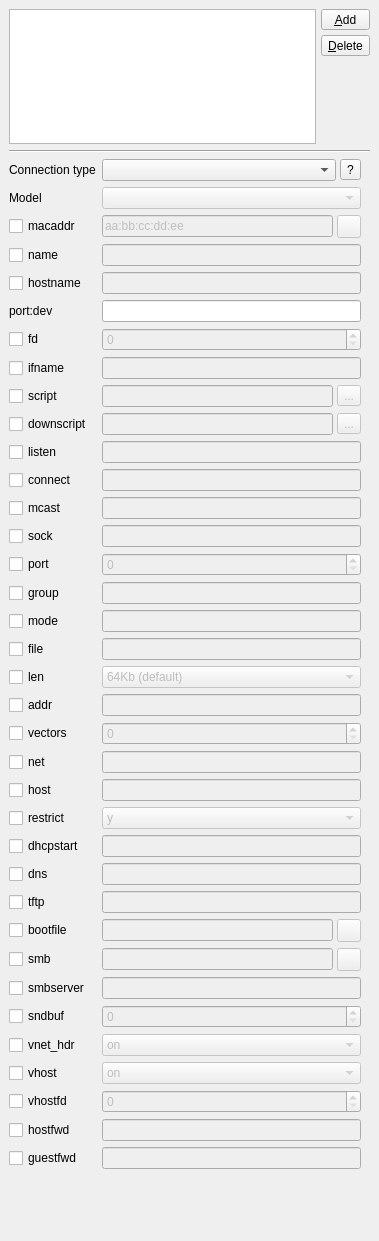
Before: the Qt Designer form src/Network_Widget.ui in TBK/aqemu, drawn with Qt 5.
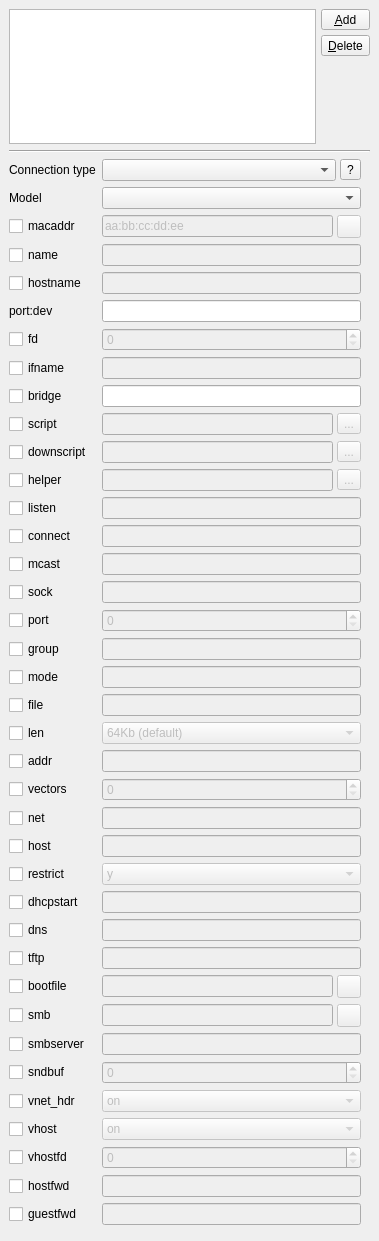
After: the same form once the commit is applied. Icons and pictures are not drawn.

Commit message:
Add Bridge support
Fixed the "layout".
Fixed the detection of the network cards.

Work by runkharr:
https://github.com/runkharr/aqemu/commit/8f0b229ac2eca2279250114a523900f8a892e8c2
https://github.com/runkharr/aqemu/commit/164bbc7dc668a6e78d4b55a731bcf0fba098718a
https://github.com/runkharr/aqemu/commit/fde9ee436e4ec0831813a5b15017878ec46dbbb4
https://github.com/runkharr/aqemu/commit/ddc5507994d09414f9cca9fb5b9c5e554c6a7aa7
https://github.com/runkharr/aqemu/commit/0238a1c82563c53c3d7b21dd366a72487ff4b776
https://github.com/runkharr/aqemu/commit/cfcf56e240ef1fdc8bb16dcf7235cbde7e0c4ab0

What changed in the file:
```diff
--- a/src/Network_Widget.ui
+++ b/src/Network_Widget.ui
@@ -152,7 +152,7 @@
         <x>0</x>
         <y>0</y>
         <width>347</width>
-        <height>1579</height>
+        <height>1229</height>
        </rect>
       </property>
       <layout class="QVBoxLayout" name="verticalLayout">
@@ -246,7 +246,7 @@
           <item row="1" column="1">
            <widget class="QComboBox" name="CB_model">
             <property name="enabled">
-             <bool>false</bool>
+             <bool>true</bool>
             </property>
             <property name="sizePolicy">
              <sizepolicy hsizetype="Minimum" vsizetype="Fixed">
@@ -426,6 +426,13 @@
             </property>
            </widget>
           </item>
+          <item row="25" column="1">
+           <widget class="QLineEdit" name="Edit_host">
+            <property name="enabled">
+             <bool>false</bool>
+            </property>
+           </widget>
+          </item>
           <item row="8" column="1">
            <widget class="QLineEdit" name="Edit_ifname">
             <property name="enabled">
@@ -439,7 +446,7 @@
             </property>
            </widget>
           </item>
-          <item row="9" column="0">
+          <item row="10" column="0">
            <widget class="QCheckBox" name="CH_script">
             <property name="sizePolicy">
              <sizepolicy hsizetype="Maximum" vsizetype="Fixed">
@@ -452,7 +459,7 @@
             </property>
            </widget>
           </item>
-          <item row="9" column="1">
+          <item row="10" column="1">
            <layout class="QHBoxLayout" name="horizontalLayout">
             <property name="spacing">
              <number>4</number>
@@ -489,7 +496,7 @@
             </item>
            </layout>
           </item>
-          <item row="10" column="0">
+          <item row="11" column="0">
            <widget class="QCheckBox" name="CH_downscript">
             <property name="sizePolicy">
              <sizepolicy hsizetype="Maximum" vsizetype="Fixed">
@@ -502,7 +509,7 @@
             </property>
            </widget>
           </item>
-          <item row="10" column="1">
+          <item row="11" column="1">
            <layout class="QHBoxLayout" name="horizontalLayout_2">
             <property name="spacing">
              <number>4</number>
@@ -539,7 +546,7 @@
             </item>
            </layout>
           </item>
-          <item row="11" column="0">
+          <item row="13" column="0">
            <widget class="QCheckBox" name="CH_listen">
             <property name="sizePolicy">
              <sizepolicy hsizetype="Maximum" vsizetype="Fixed">
@@ -552,7 +559,7 @@
             </property>
            </widget>
           </item>
-          <item row="11" column="1">
+          <item row="13" column="1">
            <widget class="QLineEdit" name="Edit_listen">
             <property name="enabled">
              <bool>false</bool>
@@ -565,7 +572,7 @@
             </property>
            </widget>
           </item>
-          <item row="12" column="0">
+          <item row="14" column="0">
            <widget class="QCheckBox" name="CH_connect">
             <property name="sizePolicy">
              <sizepolicy hsizetype="Maximum" vsizetype="Fixed">
@@ -578,7 +585,7 @@
             </property>
            </widget>
           </item>
-          <item row="12" column="1">
+          <item row="14" column="1">
            <widget class="QLineEdit" name="Edit_connect">
             <property name="enabled">
              <bool>false</bool>
@@ -591,7 +598,7 @@
             </property>
            </widget>
           </item>
-          <item row="13" column="0">
+          <item row="15" column="0">
            <widget class="QCheckBox" name="CH_mcast">
             <property name="sizePolicy">
              <sizepolicy hsizetype="Maximum" vsizetype="Fixed">
@@ -604,7 +611,7 @@
             </property>
            </widget>
           </item>
-          <item row="13" column="1">
+          <item row="15" column="1">
            <widget class="QLineEdit" name="Edit_mcast">
             <property name="enabled">
              <bool>false</bool>
@@ -617,7 +624,7 @@
             </property>
            </widget>
           </item>
-          <item row="14" column="0">
+          <item row="16" column="0">
            <widget class="QCheckBox" name="CH_sock">
             <property name="sizePolicy">
              <sizepolicy hsizetype="Maximum" vsizetype="Fixed">
@@ -630,7 +637,7 @@
             </property>
            </widget>
           </item>
-          <item row="14" column="1">
+          <item row="16" column="1">
            <widget class="QLineEdit" name="Edit_sock">
             <property name="enabled">
              <bool>false</bool>
@@ -643,7 +650,7 @@
             </property>
            </widget>
           </item>
-          <item row="15" column="0">
+          <item row="17" column="0">
            <widget class="QCheckBox" name="CH_port">
             <property name="sizePolicy">
              <sizepolicy hsizetype="Maximum" vsizetype="Fixed">
@@ -656,7 +663,7 @@
             </property>
            </widget>
           </item>
-          <item row="15" column="1">
+          <item row="17" column="1">
            <widget class="QSpinBox" name="SB_port">
             <property name="enabled">
              <bool>false</bool>
@@ -672,7 +679,7 @@
             </property>
            </widget>
           </item>
-          <item row="16" column="0">
+          <item row="18" column="0">
            <widget class="QCheckBox" name="CH_group">
             <property name="sizePolicy">
              <sizepolicy hsizetype="Maximum" vsizetype="Fixed">
@@ -685,7 +692,7 @@
             </property>
            </widget>
           </item>
-          <item row="16" column="1">
+          <item row="18" column="1">
            <widget class="QLineEdit" name="Edit_group">
             <property name="enabled">
              <bool>false</bool>
@@ -698,7 +705,7 @@
             </property>
            </widget>
           </item>
-          <item row="17" column="0">
+          <item row="19" column="0">
            <widget class="QCheckBox" name="CH_mode">
             <property name="sizePolicy">
              <sizepolicy hsizetype="Maximum" vsizetype="Fixed">
@@ -711,7 +718,7 @@
             </property>
            </widget>
           </item>
-          <item row="17" column="1">
+          <item row="19" column="1">
            <widget class="QLineEdit" name="Edit_mode">
             <property name="enabled">
              <bool>false</bool>
@@ -724,7 +731,7 @@
             </property>
            </widget>
           </item>
-          <item row="18" column="0">
+          <item row="20" column="0">
            <widget class="QCheckBox" name="CH_file">
             <property name="sizePolicy">
              <sizepolicy hsizetype="Maximum" vsizetype="Fixed">
@@ -737,7 +744,7 @@
             </property>
            </widget>
           </item>
-          <item row="18" column="1">
+          <item row="20" column="1">
            <widget class="QLineEdit" name="Edit_file">
             <property name="enabled">
              <bool>false</bool>
@@ -750,7 +757,7 @@
             </property>
            </widget>
           </item>
-          <item row="19" column="0">
+          <item row="21" column="0">
            <widget class="QCheckBox" name="CH_len">
             <property name="sizePolicy">
              <sizepolicy hsizetype="Maximum" vsizetype="Fixed">
@@ -763,7 +770,14 @@
             </property>
            </widget>
           </item>
-          <item row="19" column="1">
+          <item row="22" column="1">
+           <widget class="QLineEdit" name="Edit_addr">
+            <property name="enabled">
+             <bool>false</bool>
+            </property>
+           </widget>
+          </item>
+          <item row="21" column="1">
            <widget class="QComboBox" name="CB_len">
             <property name="enabled">
              <bool>false</bool>
@@ -806,28 +820,21 @@
             </item>
            </widget>
           </item>
-          <item row="20" column="0">
+          <item row="22" column="0">
            <widget class="QCheckBox" name="CH_addr">
             <property name="text">
              <string>addr</string>
             </property>
            </widget>
           </item>
-          <item row="20" column="1">
-           <widget class="QLineEdit" name="Edit_addr">
-            <property name="enabled">
-             <bool>false</bool>
-            </property>
-           </widget>
-          </item>
-          <item row="21" column="0">
+          <item row="23" column="0">
            <widget class="QCheckBox" name="CH_vectors">
             <property name="text">
              <string>vectors</string>
             </property>
            </widget>
           </item>
-          <item row="21" column="1">
+          <item row="23" column="1">
            <widget class="QSpinBox" name="SB_vectors">
             <property name="enabled">
              <bool>false</bool>
@@ -837,42 +844,42 @@
             </property>
            </widget>
           </item>
-          <item row="22" column="0">
+          <item row="24" column="0">
            <widget class="QCheckBox" name="CH_net">
             <property name="text">
              <string>net</string>
             </property>
            </widget>
           </item>
-          <item row="22" column="1">
+          <item row="24" column="1">
            <widget class="QLineEdit" name="Edit_net">
             <property name="enabled">
              <bool>false</bool>
             </property>
            </widget>
           </item>
-          <item row="23" column="0">
+          <item row="25" column="0">
            <widget class="QCheckBox" name="CH_host">
             <property name="text">
              <string>host</string>
             </property>
            </widget>
           </item>
-          <item row="23" column="1">
-           <widget class="QLineEdit" name="Edit_host">
-            <property name="enabled">
-             <bool>false</bool>
-            </property>
-           </widget>
-          </item>
-          <item row="24" column="0">
+          <item row="26" column="0">
            <widget class="QCheckBox" name="CH_restrict">
             <property name="text">
              <string>restrict</string>
             </property>
            </widget>
           </item>
-          <item row="24" column="1">
+          <item row="27" column="1">
+           <widget class="QLineEdit" name="Edit_dhcpstart">
+            <property name="enabled">
+             <bool>false</bool>
+            </property>
+           </widget>
+          </item>
+          <item row="26" column="1">
            <widget class="QComboBox" name="CB_restrict">
             <property name="enabled">
              <bool>false</bool>
@@ -889,56 +896,49 @@
             </item>
            </widget>
           </item>
-          <item row="25" column="0">
+          <item row="27" column="0">
            <widget class="QCheckBox" name="CH_dhcpstart">
             <property name="text">
              <string>dhcpstart</string>
             </property>
            </widget>
           </item>
-          <item row="25" column="1">
-           <widget class="QLineEdit" name="Edit_dhcpstart">
+          <item row="28" column="1">
+           <widget class="QLineEdit" name="Edit_dns">
             <property name="enabled">
              <bool>false</bool>
             </property>
            </widget>
           </item>
-          <item row="26" column="0">
+          <item row="28" column="0">
            <widget class="QCheckBox" name="CH_dns">
             <property name="text">
              <string>dns</string>
             </property>
            </widget>
           </item>
-          <item row="26" column="1">
-           <widget class="QLineEdit" name="Edit_dns">
-            <property name="enabled">
-             <bool>false</bool>
-            </property>
-           </widget>
-          </item>
-          <item row="27" column="0">
+          <item row="29" column="0">
            <widget class="QCheckBox" name="CH_tftp">
             <property name="text">
              <string>tftp</string>
             </property>
            </widget>
           </item>
-          <item row="27" column="1">
+          <item row="29" column="1">
            <widget class="QLineEdit" name="Edit_tftp">
             <property name="enabled">
              <bool>false</bool>
             </property>
            </widget>
           </item>
-          <item row="28" column="0">
+          <item row="30" column="0">
            <widget class="QCheckBox" name="CH_bootfile">
             <property name="text">
              <string>bootfile</string>
             </property>
            </widget>
           </item>
-          <item row="28" column="1">
+          <item row="30" column="1">
            <layout class="QHBoxLayout" name="horizontalLayout_5">
             <property name="spacing">
              <number>4</number>
@@ -966,14 +966,21 @@
             </item>
            </layout>
           </item>
-          <item row="29" column="0">
+          <item row="32" column="1">
+           <widget class="QLineEdit" name="Edit_smbserver">
+            <property name="enabled">
+             <bool>false</bool>
+            </property>
+           </widget>
+          </item>
+          <item row="31" column="0">
            <widget class="QCheckBox" name="CH_smb">
             <property name="text">
              <string>smb</string>
             </property>
            </widget>
           </item>
-          <item row="29" column="1">
+          <item row="31" column="1">
            <layout class="QHBoxLayout" name="horizontalLayout_6">
             <property name="spacing">
              <number>4</number>
@@ -1001,28 +1008,34 @@
             </item>
            </layout>
           </item>
-          <item row="30" column="0">
+          <item row="32" column="0">
            <widget class="QCheckBox" name="CH_smbserver">
             <property name="text">
              <string>smbserver</string>
             </property>
            </widget>
           </item>
-          <item row="30" column="1">
-           <widget class="QLineEdit" name="Edit_smbserver">
-            <property name="enabled">
-             <bool>false</bool>
-            </property>
-           </widget>
-          </item>
-          <item row="31" column="0">
+          <item row="33" column="0">
            <widget class="QCheckBox" name="CH_sndbuf">
             <property name="text">
              <string>sndbuf</string>
             </property>
            </widget>
           </item>
-          <item row="31" column="1">
+          <item row="9" column="0">
+           <widget class="QCheckBox" name="CH_bridge">
+            <property name="sizePolicy">
+             <sizepolicy hsizetype="Maximum" vsizetype="Fixed">
+              <horstretch>0</horstretch>
+              <verstretch>0</verstretch>
+             </sizepolicy>
+            </property>
+            <property name="text">
+             <string>bridge</string>
+            </property>
+           </widget>
+          </item>
+          <item row="33" column="1">
            <widget class="QSpinBox" name="SB_sndbuf">
             <property name="enabled">
              <bool>false</bool>
@@ -1032,14 +1045,14 @@
             </property>
            </widget>
           </item>
-          <item row="32" column="0">
+          <item row="34" column="0">
            <widget class="QCheckBox" name="CH_vnet_hdr">
             <property name="text">
              <string>vnet_hdr</string>
             </property>
            </widget>
           </item>
-          <item row="32" column="1">
+          <item row="34" column="1">
            <widget class="QComboBox" name="CB_vnet_hdr">
             <property name="enabled">
              <bool>false</bool>
@@ -1056,75 +1069,141 @@
             </item>
            </widget>
           </item>
-          <item row="33" column="0">
+          <item row="35" column="0">
            <widget class="QCheckBox" name="CH_vhost">
             <property name="text">
              <string>vhost</string>
             </property>
            </widget>
           </item>
-          <item row="33" column="1">
-           <widget class="QComboBox" name="CB_vhost">
-            <property name="enabled">
-             <bool>false</bool>
-            </property>
-            <item>
-             <property name="text">
-              <string>on</string>
-             </property>
-            </item>
-            <item>
-             <property name="text">
-              <string>off</string>
-             </property>
-            </item>
-           </widget>
-          </item>
-          <item row="34" column="0">
+          <item row="36" column="0">
            <widget class="QCheckBox" name="CH_vhostfd">
             <property name="text">
              <string>vhostfd</string>
             </property>
            </widget>
           </item>
-          <item row="34" column="1">
-           <widget class="QSpinBox" name="SB_vhostfd">
+          <item row="35" column="1">
+           <widget class="QComboBox" name="CB_vhost">
             <property name="enabled">
              <bool>false</bool>
             </property>
-            <property name="maximum">
-             <number>999999999</number>
-            </property>
+            <item>
+             <property name="text">
+              <string>on</string>
+             </property>
+            </item>
+            <item>
+             <property name="text">
+              <string>off</string>
+             </property>
+            </item>
            </widget>
           </item>
-          <item row="35" column="0">
+          <item row="37" column="0">
            <widget class="QCheckBox" name="CH_hostfwd">
             <property name="text">
              <string>hostfwd</string>
             </property>
            </widget>
           </item>
-          <item row="35" column="1">
+          <item row="37" column="1">
            <widget class="QLineEdit" name="Edit_hostfwd">
             <property name="enabled">
              <bool>false</bool>
             </property>
            </widget>
           </item>
-          <item row="36" column="0">
+          <item row="36" column="1">
+           <widget class="QSpinBox" name="SB_vhostfd">
+            <property name="enabled">
+             <bool>false</bool>
+            </property>
+            <property name="maximum">
+             <number>999999999</number>
+            </property>
+           </widget>
+          </item>
+          <item row="38" column="0">
            <widget class="QCheckBox" name="CH_guestfwd">
             <property name="text">
              <string>guestfwd</string>
             </property>
            </widget>
           </item>
-          <item row="36" column="1">
+          <item row="38" column="1">
            <widget class="QLineEdit" name="Edit_guestfwd">
             <property name="enabled">
              <bool>false</bool>
             </property>
            </widget>
           </item>
+          <item row="9" column="1">
+           <widget class="QLineEdit" name="Edit_bridge">
+            <property name="sizePolicy">
+             <sizepolicy hsizetype="Minimum" vsizetype="Fixed">
+              <horstretch>0</horstretch>
+              <verstretch>0</verstretch>
+             </sizepolicy>
+            </property>
+           </widget>
+          </item>
+          <item row="12" column="0">
+           <widget class="QCheckBox" name="CH_helper">
+            <property name="sizePolicy">
+             <sizepolicy hsizetype="Maximum" vsizetype="Fixed">
+              <horstretch>0</horstretch>
+              <verstretch>0</verstretch>
+             </sizepolicy>
+            </property>
+            <property name="text">
+             <string>helper</string>
+            </property>
+           </widget>
+          </item>
+          <item row="12" column="1">
+           <layout class="QHBoxLayout" name="horizontalLayout_7">
+            <property name="spacing">
+             <number>4</number>
+            </property>
+            <property name="sizeConstraint">
+             <enum>QLayout::SetMinimumSize</enum>
+            </property>
+            <item>
+             <widget class="QLineEdit" name="Edit_helper">
+              <property name="enabled">
+               <bool>false</bool>
+              </property>
+              <property name="sizePolicy">
+               <sizepolicy hsizetype="Minimum" vsizetype="Fixed">
+                <horstretch>0</horstretch>
+                <verstretch>0</verstretch>
+               </sizepolicy>
+              </property>
+             </widget>
+            </item>
+            <item>
+             <widget class="QToolButton" name="TB_Browse_helper">
+              <property name="enabled">
+               <bool>false</bool>
+              </property>
+              <property name="sizePolicy">
+               <sizepolicy hsizetype="Fixed" vsizetype="Fixed">
+                <horstretch>0</horstretch>
+                <verstretch>0</verstretch>
+               </sizepolicy>
+              </property>
+              <property name="text">
+               <string>...</string>
+              </property>
+              <property name="icon">
+               <iconset resource="../resources/icons.qrc">
+                <normaloff>:/open-file.png</normaloff>:/open-file.png</iconset>
+              </property>
+             </widget>
+            </item>
+           </layout>
+          </item>
          </layout>
         </widget>
        </item>
```
Left out of the diff: 368 changed lines with no effect on the pictures. The commit also changes 29 other files.
